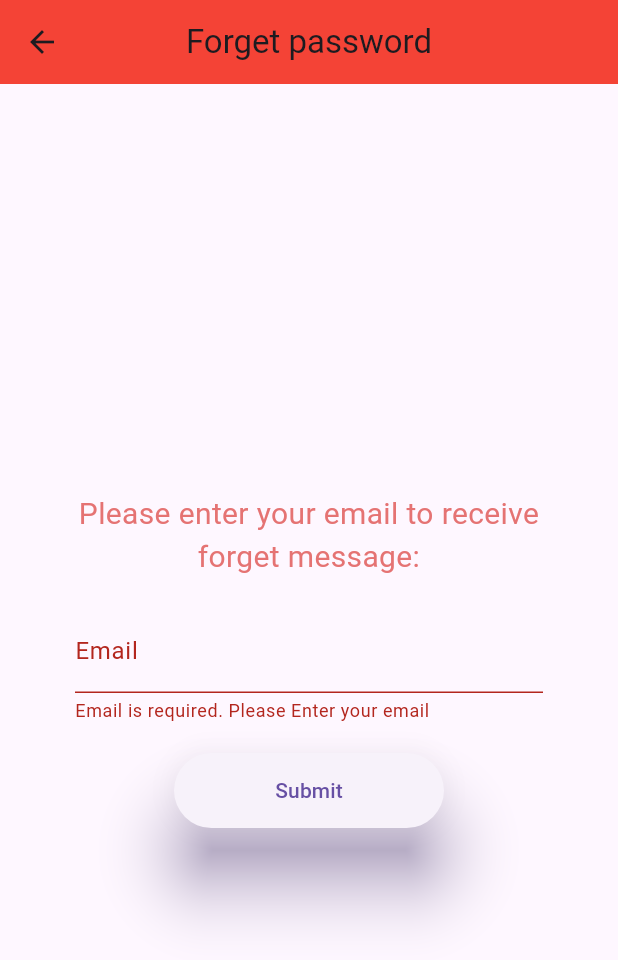
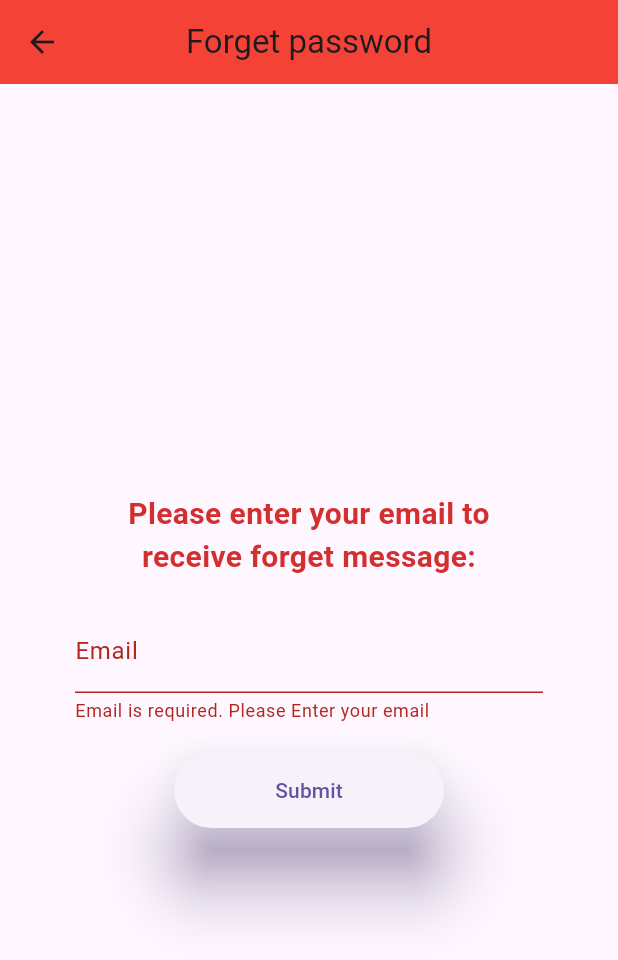
Before and after one commit to NotWai/UTMDash, a Flutter app: the ForgetPassword screen opened directly, after a tap on "Submit", on a phone screen of 412 x 824 dp. Shown: the top 960 px of the screen. Run offline on Flutter 3.47's test engine with Material 3 defaults, Android fonts, the light colour scheme and no system bars; our stand-ins replace carousel_slider, cloud_firestore, firebase_auth, firebase_core, google_nav_bar, image_picker; accounts and stored records are empty; network calls fail.

Commit message:
Forget_pass

```diff
--- a/App/utm_dash/lib/forgetPassword.dart
+++ b/App/utm_dash/lib/forgetPassword.dart
@@ -1,4 +1,8 @@
+// ignore_for_file: use_build_context_synchronously, sized_box_for_whitespace, prefer_const_constructors
+
+import 'package:firebase_auth/firebase_auth.dart';
 import 'package:flutter/material.dart';
+import 'package:utm_dash/services/auth.dart';
 import 'emailSent.dart';
 
 class ForgetPassword extends StatefulWidget {
@@ -9,6 +13,7 @@
 class _ForgetPasswordState extends State<ForgetPassword> {
   String email = '';
   final _formKey = GlobalKey<FormState>();
+  final AuthService _auth = AuthService();
 
   @override
   Widget build(BuildContext context) {
@@ -31,9 +36,9 @@
                     'Please enter your email to receive forget message:',
                     textAlign: TextAlign.center,
                     style: TextStyle(
-                      fontSize: 20,
-                      color: Colors.red[300],
-                    ),
+                        fontSize: 20,
+                        color: Colors.red[700],
+                        fontWeight: FontWeight.bold),
                   ),
                   SizedBox(height: 20),
                   // Email Input Field with label and example email
@@ -46,7 +51,8 @@
                       hintText: 'e.g. example@gmail.com',
                     ),
                     validator: (value) {
-                      if (value!.isEmpty) {
+                      if (value!.isEmpty ||
+                          !RegExp(r'\S+@\S+\.\S+').hasMatch(value)) {
                         return 'Email is required. Please Enter your email';
                       }
                       return null;
@@ -58,9 +64,10 @@
                   Container(
                     width: 180,
                     child: ElevatedButton(
-                      onPressed: () {
+                      onPressed: () async {
                         if (_formKey.currentState!.validate()) {
-                          Navigator.push(
+                          await _auth.resetPassword(email);
+                          Navigator.pushReplacement(
                             context,
                             MaterialPageRoute(
                                 builder: (context) => EmailSent()),
@@ -85,3 +92,13 @@
     );
   }
 }
+
+void showSnackBar(BuildContext context, String message) {
+  ScaffoldMessenger.of(context).showSnackBar(
+    SnackBar(
+      content: Text(message),
+      duration: const Duration(seconds: 3),
+      backgroundColor: Colors.red,
+    ),
+  );
+}
--- a/App/utm_dash/lib/screens/customer_wrapper.dart
+++ b/App/utm_dash/lib/screens/customer_wrapper.dart
@@ -2,8 +2,6 @@
 
 import 'package:flutter/material.dart';
 import 'package:google_nav_bar/google_nav_bar.dart';
-import 'package:utm_dash/HomePage.dart';
-import 'package:utm_dash/models/user.dart';
 import 'package:utm_dash/profile_screen.dart';
 import 'package:utm_dash/viewCustomerPage.dart';
 import 'package:provider/provider.dart';
```
Also changed, not shown: App/utm_dash/lib/services/auth.dart (+8 -1 lines).
